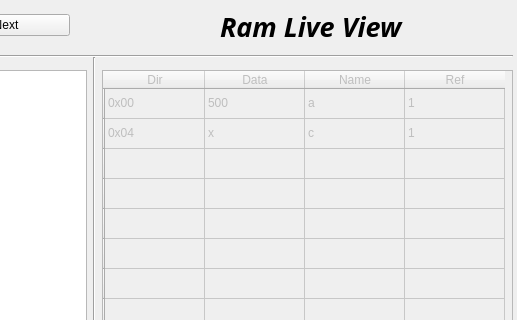
Before: the Qt Designer form Client/widget.ui in JosueSantamariaR/ITCR.DatosII.ProyectoI, drawn with Qt 5; both pictures show x 335 to 852 and y 0 to 320 of the 852 by 876 pixel window.
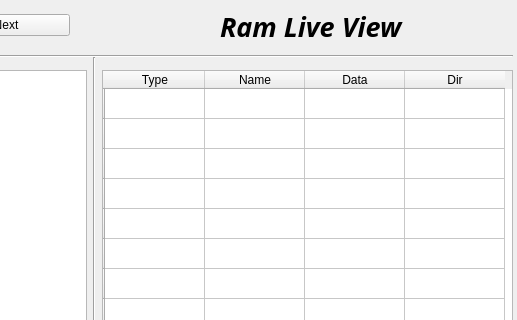
After: the same form once the commit is applied.

What changed in the file:
```diff
--- a/Client/widget.ui
+++ b/Client/widget.ui
@@ -41,7 +41,7 @@
   </widget>
   <widget class="QTableWidget" name="ramLiveView">
    <property name="enabled">
-    <bool>false</bool>
+    <bool>true</bool>
    </property>
    <property name="geometry">
     <rect>
@@ -114,17 +114,12 @@
    </row>
    <column>
     <property name="text">
-     <string>Dir</string>
+     <string>Type</string>
     </property>
     <property name="textAlignment">
      <set>AlignCenter</set>
     </property>
    </column>
-   <column>
-    <property name="text">
-     <string>Data</string>
-    </property>
-   </column>
    <column>
     <property name="text">
      <string>Name</string>
@@ -132,12 +127,17 @@
    </column>
    <column>
     <property name="text">
-     <string>Ref</string>
+     <string>Data</string>
+    </property>
+   </column>
+   <column>
+    <property name="text">
+     <string>Dir</string>
     </property>
    </column>
    <item row="0" column="0">
     <property name="text">
-     <string>0x00</string>
+     <string/>
     </property>
     <property name="textAlignment">
      <set>AlignLeading|AlignVCenter</set>
@@ -145,7 +145,7 @@
    </item>
    <item row="0" column="1">
     <property name="text">
-     <string>500</string>
+     <string/>
     </property>
     <property name="textAlignment">
      <set>AlignLeading|AlignVCenter</set>
@@ -153,32 +153,32 @@
    </item>
    <item row="0" column="2">
     <property name="text">
-     <string>a</string>
+     <string/>
     </property>
    </item>
    <item row="0" column="3">
     <property name="text">
-     <string>1</string>
+     <string/>
     </property>
    </item>
    <item row="1" column="0">
     <property name="text">
-     <string>0x04</string>
+     <string/>
     </property>
    </item>
    <item row="1" column="1">
     <property name="text">
-     <string>x</string>
+     <string/>
     </property>
    </item>
    <item row="1" column="2">
     <property name="text">
-     <string>c</string>
+     <string/>
     </property>
    </item>
    <item row="1" column="3">
     <property name="text">
-     <string>1</string>
+     <string/>
     </property>
    </item>
    <item row="2" column="0">
```
Left out of the diff: 3 changed lines with no effect on the pictures.
